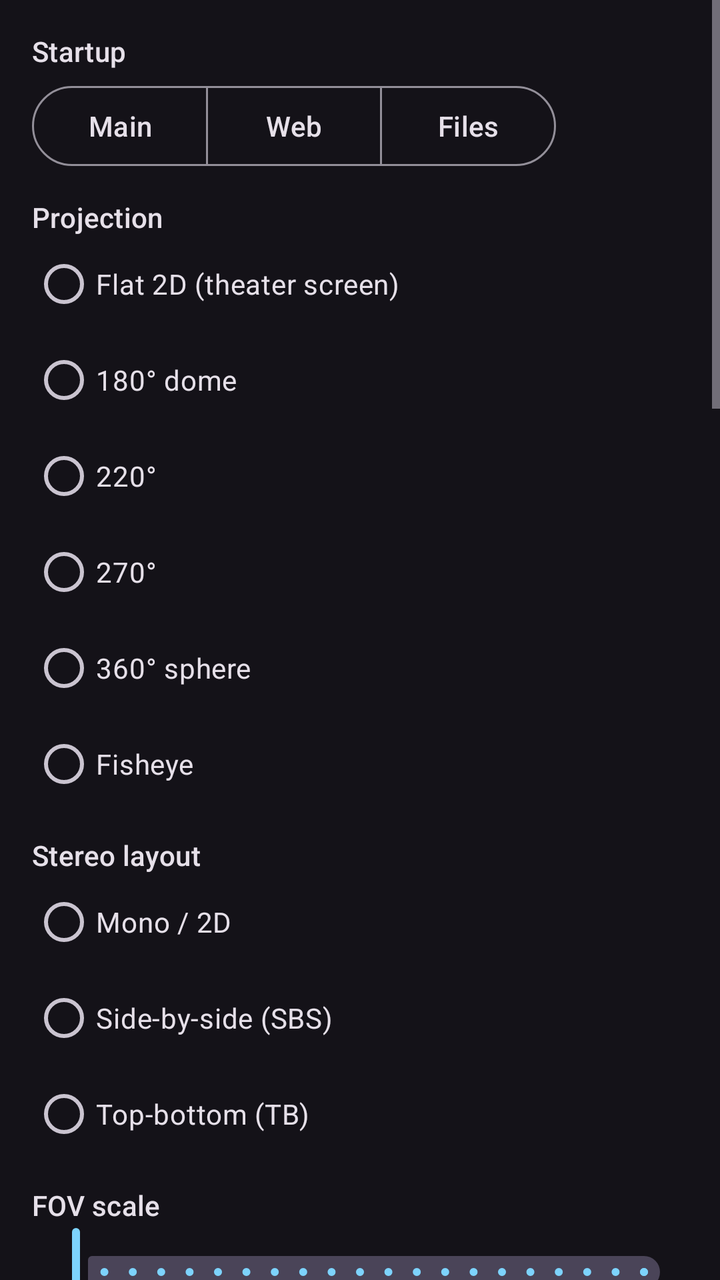
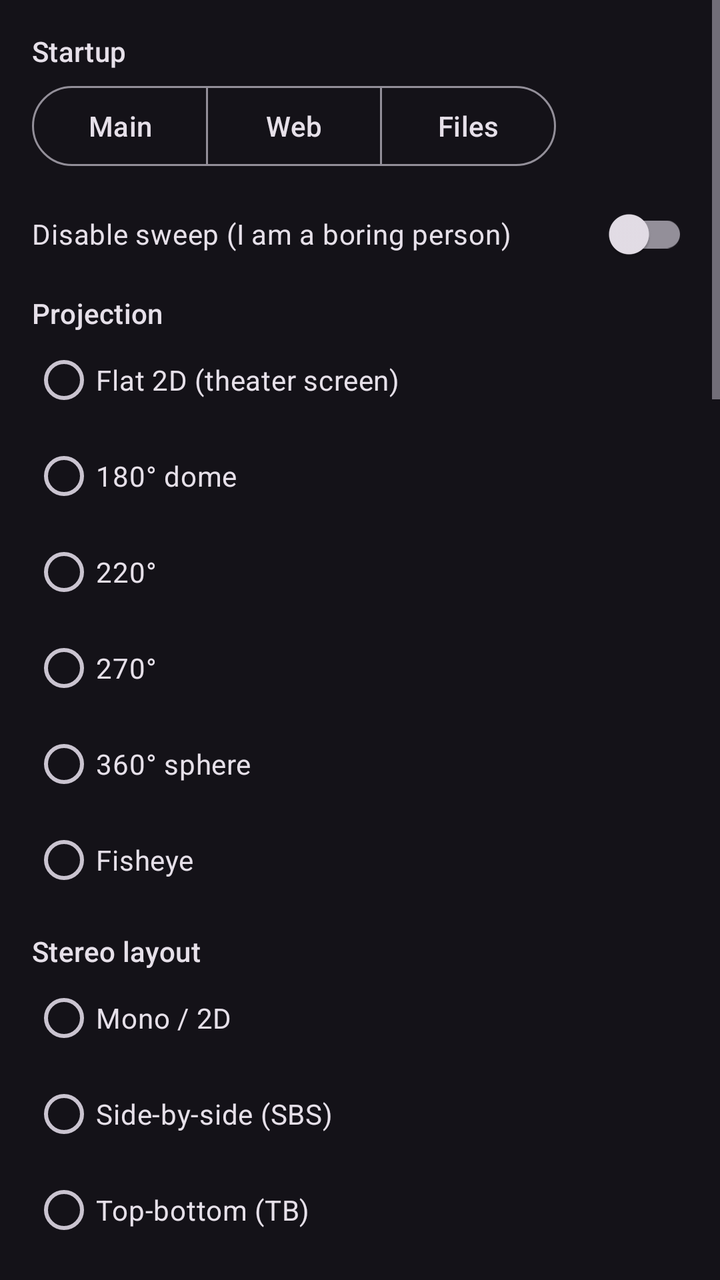

Two renders of the same Android screen: before a commit and after it. Below are the layout's source before the change and the commit's diff.
<!-- AndroidManifest.xml: application theme Theme.SweepVR -->
<!-- res/layout/page_display.xml -->
<?xml version="1.0" encoding="utf-8"?>
<ScrollView xmlns:android="http://schemas.android.com/apk/res/android"
    xmlns:app="http://schemas.android.com/apk/res-auto"
    android:layout_width="match_parent"
    android:layout_height="match_parent">
<LinearLayout
    android:orientation="vertical"
    android:layout_width="match_parent"
    android:layout_height="wrap_content"
    android:padding="16dp">

    <TextView android:text="Startup" android:textAppearance="?attr/textAppearanceTitleSmall"
        android:layout_width="wrap_content" android:layout_height="wrap_content" />
    <com.google.android.material.button.MaterialButtonToggleGroup
        android:id="@+id/groupStartup"
        android:layout_width="wrap_content" android:layout_height="wrap_content"
        android:layout_marginTop="4dp"
        app:singleSelection="true"
        app:selectionRequired="true">
        <com.google.android.material.button.MaterialButton android:id="@+id/btnStartupMain" android:text="Main"
            style="?attr/materialButtonOutlinedStyle"
            android:layout_width="wrap_content" android:layout_height="wrap_content" />
        <com.google.android.material.button.MaterialButton android:id="@+id/btnStartupWeb" android:text="Web"
            style="?attr/materialButtonOutlinedStyle"
            android:layout_width="wrap_content" android:layout_height="wrap_content" />
        <com.google.android.material.button.MaterialButton android:id="@+id/btnStartupFiles" android:text="Files"
            style="?attr/materialButtonOutlinedStyle"
            android:layout_width="wrap_content" android:layout_height="wrap_content" />
    </com.google.android.material.button.MaterialButtonToggleGroup>

    <TextView android:text="Projection" android:textAppearance="?attr/textAppearanceTitleSmall"
        android:layout_width="wrap_content" android:layout_height="wrap_content"
        android:paddingTop="12dp" />
    <RadioGroup android:id="@+id/groupProjection"
        android:layout_width="match_parent" android:layout_height="wrap_content">
        <RadioButton android:id="@+id/modeFlat" android:text="Flat 2D (theater screen)" android:layout_width="wrap_content" android:layout_height="wrap_content" />
        <RadioButton android:id="@+id/mode180" android:text="180° dome" android:layout_width="wrap_content" android:layout_height="wrap_content" />
        <RadioButton android:id="@+id/mode220" android:text="220°" android:layout_width="wrap_content" android:layout_height="wrap_content" />
        <RadioButton android:id="@+id/mode270" android:text="270°" android:layout_width="wrap_content" android:layout_height="wrap_content" />
        <RadioButton android:id="@+id/mode360" android:text="360° sphere" android:layout_width="wrap_content" android:layout_height="wrap_content" />
        <RadioButton android:id="@+id/modeFisheye" android:text="Fisheye" android:layout_width="wrap_content" android:layout_height="wrap_content" />
    </RadioGroup>

    <TextView android:text="Stereo layout" android:textAppearance="?attr/textAppearanceTitleSmall"
        android:layout_width="wrap_content" android:layout_height="wrap_content"
        android:paddingTop="12dp" />
    <RadioGroup android:id="@+id/groupStereo"
        android:layout_width="match_parent" android:layout_height="wrap_content">
        <RadioButton android:id="@+id/stereoMono" android:text="Mono / 2D" android:layout_width="wrap_content" android:layout_height="wrap_content" />
        <RadioButton android:id="@+id/stereoSbs" android:text="Side-by-side (SBS)" android:layout_width="wrap_content" android:layout_height="wrap_content" />
        <RadioButton android:id="@+id/stereoTb" android:text="Top-bottom (TB)" android:layout_width="wrap_content" android:layout_height="wrap_content" />
    </RadioGroup>

    <TextView android:id="@+id/lblFov" android:text="FOV scale"
        android:textAppearance="?attr/textAppearanceTitleSmall"
        android:layout_width="wrap_content" android:layout_height="wrap_content"
        android:paddingTop="12dp" />
    <com.google.android.material.slider.Slider android:id="@+id/sliderFov"
        android:layout_width="match_parent" android:layout_height="wrap_content"
        android:valueFrom="0.5" android:valueTo="1.5" android:stepSize="0.05"
        app:labelBehavior="floating" />

    <TextView android:id="@+id/lblScreenSize" android:text="Screen size (Flat only)"
        android:textAppearance="?attr/textAppearanceTitleSmall"
        android:layout_width="wrap_content" android:layout_height="wrap_content"
        android:paddingTop="12dp" />
    <com.google.android.material.slider.Slider android:id="@+id/sliderScreenSize"
        android:layout_width="match_parent" android:layout_height="wrap_content"
        android:valueFrom="0.5" android:valueTo="10" android:stepSize="0.25"
        app:labelBehavior="floating" />

    <TextView android:id="@+id/lblScreenCurve" android:text="Screen curve (Flat only)"
        android:textAppearance="?attr/textAppearanceTitleSmall"
        android:layout_width="wrap_content" android:layout_height="wrap_content"
        android:paddingTop="12dp" />
    <com.google.android.material.slider.Slider android:id="@+id/sliderCurve"
        android:layout_width="match_parent" android:layout_height="wrap_content"
        android:valueFrom="0" android:valueTo="100" android:stepSize="5"
        app:labelBehavior="floating" />

    <TextView android:id="@+id/lblIpd" android:text="Eye separation (IPD)"
        android:textAppearance="?attr/textAppearanceTitleSmall"
        android:layout_width="wrap_content" android:layout_height="wrap_content" />
    <com.google.android.material.slider.Slider android:id="@+id/sliderIpd"
        android:layout_width="match_parent" android:layout_height="wrap_content"
        android:valueFrom="40" android:valueTo="80" android:stepSize="1"
        app:labelBehavior="floating" />

    <TextView android:id="@+id/lblLensK1" android:text="Lens distortion k1"
        android:textAppearance="?attr/textAppearanceTitleSmall"
        android:layout_width="wrap_content" android:layout_height="wrap_content"
        android:paddingTop="12dp" />
    <com.google.android.material.slider.Slider android:id="@+id/sliderLensK1"
        android:layout_width="match_parent" android:layout_height="wrap_content"
        android:valueFrom="0" android:valueTo="1" android:stepSize="0.01"
        app:labelBehavior="floating" />

    <TextView android:id="@+id/lblLensK2" android:text="Lens distortion k2"
        android:textAppearance="?attr/textAppearanceTitleSmall"
        android:layout_width="wrap_content" android:layout_height="wrap_content" />
    <com.google.android.material.slider.Slider android:id="@+id/sliderLensK2"
        android:layout_width="match_parent" android:layout_height="wrap_content"
        android:valueFrom="0" android:valueTo="1" android:stepSize="0.01"
        app:labelBehavior="floating" />

    <TextView android:id="@+id/lblLensStrength" android:text="Lens strength"
        android:textAppearance="?attr/textAppearanceTitleSmall"
        android:layout_width="wrap_content" android:layout_height="wrap_content"
        android:paddingTop="12dp" />
    <com.google.android.material.slider.Slider android:id="@+id/sliderLensStrength"
        android:layout_width="match_parent" android:layout_height="wrap_content"
        android:valueFrom="0" android:valueTo="3" android:stepSize="0.05"
        app:labelBehavior="floating" />

    <TextView android:id="@+id/lblMenuAngleUp" android:text="Play-menu look-up angle"
        android:textAppearance="?attr/textAppearanceTitleSmall"
        android:layout_width="wrap_content" android:layout_height="wrap_content"
        android:paddingTop="12dp" />
    <com.google.android.material.slider.Slider android:id="@+id/sliderMenuAngleUp"
        android:layout_width="match_parent" android:layout_height="wrap_content"
        android:valueFrom="10" android:valueTo="60" android:stepSize="1"
        app:labelBehavior="floating" />

    <TextView android:id="@+id/lblMenuAngleDown" android:text="Play-menu look-down angle"
        android:textAppearance="?attr/textAppearanceTitleSmall"
        android:layout_width="wrap_content" android:layout_height="wrap_content"
        android:paddingTop="12dp" />
    <com.google.android.material.slider.Slider android:id="@+id/sliderMenuAngleDown"
        android:layout_width="match_parent" android:layout_height="wrap_content"
        android:valueFrom="10" android:valueTo="60" android:stepSize="1"
        app:labelBehavior="floating" />

    <com.google.android.material.switchmaterial.SwitchMaterial
        android:id="@+id/switchSwapEyes"
        android:layout_width="match_parent" android:layout_height="wrap_content"
        android:text="Swap left/right eyes" />

    <com.google.android.material.switchmaterial.SwitchMaterial
        android:id="@+id/switchPin"
        android:layout_width="match_parent" android:layout_height="wrap_content"
        android:text="Pin video in front (no look-around)" />

    <com.google.android.material.switchmaterial.SwitchMaterial
        android:id="@+id/switchSweep"
        android:layout_width="match_parent" android:layout_height="wrap_content"
        android:text="Sensor test sweep (diagnostics)" />

    <com.google.android.material.switchmaterial.SwitchMaterial
        android:id="@+id/switchSwDecode"
        android:layout_width="match_parent" android:layout_height="wrap_content"
        android:text="Software video decoding (compat, slower)" />

    <com.google.android.material.switchmaterial.SwitchMaterial
        android:id="@+id/switchCircleRecenter"
        android:layout_width="match_parent" android:layout_height="wrap_content"
        android:text="Head-circle gesture arms recenter" />

    <com.google.android.material.switchmaterial.SwitchMaterial
        android:id="@+id/switchTooltip"
        android:layout_width="match_parent" android:layout_height="wrap_content"
        android:text="Show gaze tooltip" />

    <com.google.android.material.switchmaterial.SwitchMaterial
        android:id="@+id/switchDistortion"
        android:layout_width="match_parent" android:layout_height="wrap_content"
        android:text="Lens distortion correction (Cardboard)" />

    <com.google.android.material.switchmaterial.SwitchMaterial
        android:id="@+id/switchPanoHq"
        android:layout_width="match_parent" android:layout_height="wrap_content"
        android:text="High-density panorama mesh" />

    <TextView android:id="@+id/lblZoom" android:text="Video size (zoom)"
        android:textAppearance="?attr/textAppearanceTitleSmall"
        android:layout_width="wrap_content" android:layout_height="wrap_content" />
    <com.google.android.material.slider.Slider android:id="@+id/sliderZoom"
        android:layout_width="match_parent" android:layout_height="wrap_content"
        android:valueFrom="0.1" android:valueTo="20" android:stepSize="0.05"
        app:labelBehavior="floating" />

    <TextView android:id="@+id/lblSkip" android:text="Skip forward/back (seconds)"
        android:textAppearance="?attr/textAppearanceTitleSmall"
        android:layout_width="wrap_content" android:layout_height="wrap_content" />
    <com.google.android.material.slider.Slider android:id="@+id/sliderSkip"
        android:layout_width="match_parent" android:layout_height="wrap_content"
        android:valueFrom="2" android:valueTo="60" android:stepSize="1"
        app:labelBehavior="floating" />

    <TextView android:id="@+id/lblPanel" android:text="Browser panel distance"
        android:textAppearance="?attr/textAppearanceTitleSmall"
        android:layout_width="wrap_content" android:layout_height="wrap_content" />
    <com.google.android.material.slider.Slider android:id="@+id/sliderPanel"
        android:layout_width="match_parent" android:layout_height="wrap_content"
        android:valueFrom="1.2" android:valueTo="5" android:stepSize="0.1"
        app:labelBehavior="floating" />

    <TextView android:id="@+id/lblDwell" android:text="Gaze select delay"
        android:textAppearance="?attr/textAppearanceTitleSmall"
        android:layout_width="wrap_content" android:layout_height="wrap_content" />
    <com.google.android.material.slider.Slider android:id="@+id/sliderDwell"
        android:layout_width="match_parent" android:layout_height="wrap_content"
        android:valueFrom="400" android:valueTo="4000" android:stepSize="100"
        app:labelBehavior="floating" />

    <com.google.android.material.textfield.TextInputLayout
        android:layout_width="match_parent" android:layout_height="wrap_content"
        android:hint="Proxy buffer KB (per read)"
        android:paddingTop="8dp">
        <com.google.android.material.textfield.TextInputEditText
            android:id="@+id/editBufferKb"
            android:layout_width="match_parent" android:layout_height="wrap_content"
            android:inputType="number" android:text="256" />
    </com.google.android.material.textfield.TextInputLayout>
</LinearLayout>
</ScrollView>
<!-- resources referenced by this layout -->
<resources>
  <style name="Theme.SweepVR" parent="Theme.Material3.Dark.NoActionBar">
          <item name="colorPrimary">@color/limpet_accent</item>
      </style>
  <color name="limpet_accent">#7DD3FC</color>
</resources>

<!-- the commit's change to res/layout/page_display.xml (unified diff, before → after) -->
@@ -28,6 +28,12 @@
             android:layout_width="wrap_content" android:layout_height="wrap_content" />
     </com.google.android.material.button.MaterialButtonToggleGroup>
 
+    <com.google.android.material.switchmaterial.SwitchMaterial
+        android:id="@+id/switchSweepControls"
+        android:layout_width="match_parent" android:layout_height="wrap_content"
+        android:text="Disable sweep (I am a boring person)"
+        android:paddingTop="12dp" />
+
     <TextView android:text="Projection" android:textAppearance="?attr/textAppearanceTitleSmall"
         android:layout_width="wrap_content" android:layout_height="wrap_content"
         android:paddingTop="12dp" />
